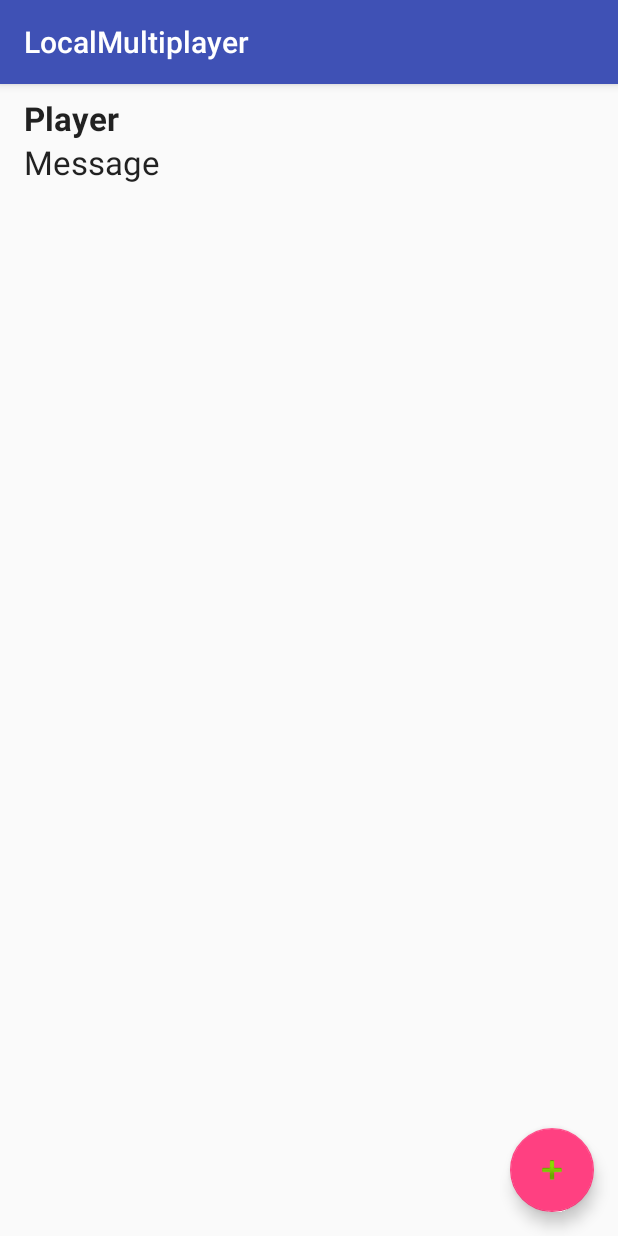
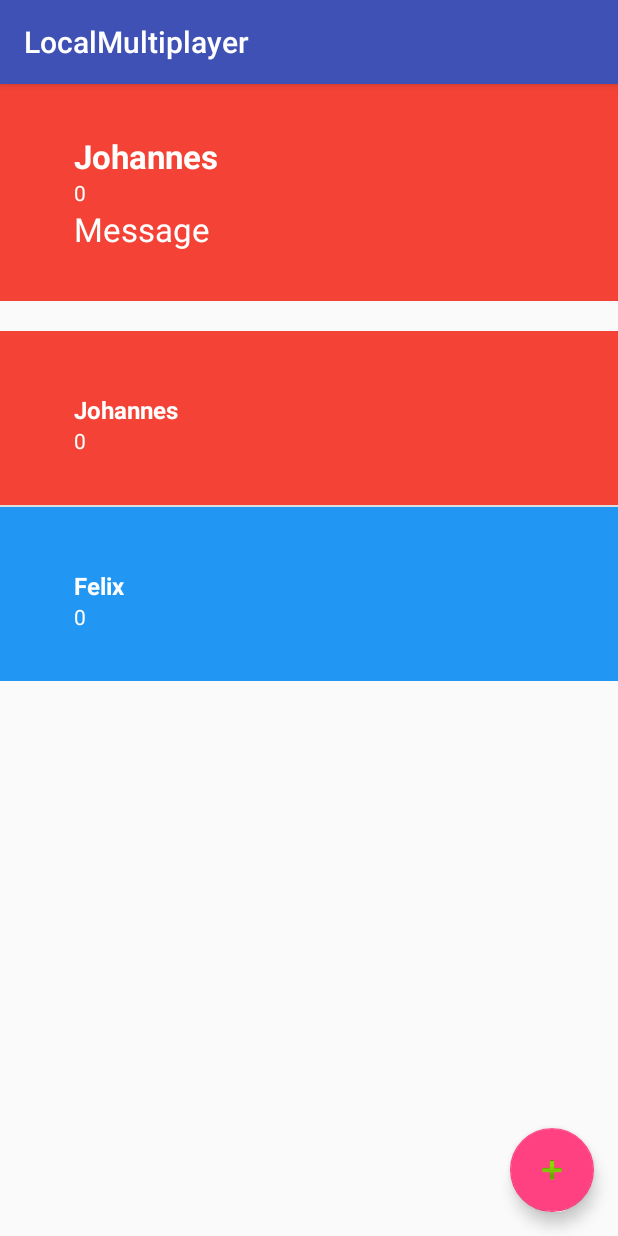
Before and after one commit to Nitschi/hackathon2018, an Android app: the screen it shows after launch (LocalMultiplayer), on a phone screen of 412 x 824 dp. Run offline under Robolectric (Android 15) with nearby library versions, the phone set to English and light mode, and no system bars.

Commit message:
Color factory and optimized view

```diff
--- /dev/null
+++ b/app/src/main/java/com/beertastic/beertastic/ColorFactory.java
@@ -0,0 +1,20 @@
+package com.beertastic.beertastic;
+
+/**
+ * Created by felix on 25/03/18.
+ */
+
+public class ColorFactory {
+    private static int i = 0;
+    private static String[] colors = {"#F44336", "#2196F3", "#FFC107","#4CAF50", "#795548",
+            "#607D8B", "#E91E63", "#9C27B0", "#CDDC39", "#00BCD4"};
+
+    public static String getColor(){
+        // Get new color
+        String color = colors[i%colors.length];
+        // Increase iterator for next request
+        i++;
+        return color;
+    }
+
+}
--- a/app/src/main/java/com/beertastic/beertastic/LocalMultiplayer.java
+++ b/app/src/main/java/com/beertastic/beertastic/LocalMultiplayer.java
@@ -18,15 +18,20 @@ import android.view.inputmethod.InputMethodManager;
 import android.widget.AdapterView;
 import android.widget.ArrayAdapter;
 import android.widget.EditText;
+import android.widget.LinearLayout;
 import android.widget.ListView;
 import android.widget.TextView;
+
+import org.w3c.dom.Text;
 
 import java.util.ArrayList;
 
 public class LocalMultiplayer extends AppCompatActivity {
     ListView listView;
-    private String[] colors = {"#F44336", "#2196F3", "#FFC107","#4CAF50", "#795548",
-            "#607D8B", "#E91E63", "#9C27B0", "#CDDC39", "#00BCD4"};
+    TextView activePlayer;
+    TextView activePlayerScore;
+    TextView gameMessage;
+    LinearLayout gameView;
 
     ArrayList<Player> players;
 
@@ -76,11 +81,30 @@ public class LocalMultiplayer extends AppCompatActivity {
             }
         });
 
-        listView = (ListView) findViewById(R.id.listview_players);
-
         players = new ArrayList<Player>();
         players.add(new Player("Johannes"));
         players.add(new Player("Felix"));
+
+        activePlayer = (TextView) findViewById(R.id.active_player);
+        activePlayerScore = (TextView) findViewById(R.id.active_player_score);
+        gameMessage = (TextView) findViewById(R.id.game_message);
+        activePlayer.setTextColor(getColor(android.R.color.white));
+        activePlayerScore.setTextColor(getColor(android.R.color.white));
+        gameMessage.setTextColor(getColor(android.R.color.white));
+
+        activePlayer.setPadding(50,50,50,0);
+        activePlayerScore.setPadding(50,0,50,0);
+        gameMessage.setPadding(50,0,50,50);
+
+
+        // Method to update stuff called by Alex
+        activePlayer.setText(players.get(0).getName());
+        activePlayerScore.setText(String.valueOf(players.get(0).getScore()));
+
+        gameView = (LinearLayout) findViewById(R.id.gameview);
+        gameView.setBackgroundColor(Color.parseColor(players.get(0).getColor()));
+
+        listView = (ListView) findViewById(R.id.listview_players);
 
         // Define a new Adapter
         // First parameter - Context
@@ -93,9 +117,11 @@ public class LocalMultiplayer extends AppCompatActivity {
             public View getView(int position, View convertView, ViewGroup parent) {
                 // Get the current item from ListView
                 View view = super.getView(position, convertView, parent);
-                position = position % colors.length; // avoid overflow
+
+                //view.setVisibility((position == 0) ? View.INVISIBLE : View.VISIBLE); // hide current player
+
                 // Set list item color from color array
-                view.setBackgroundColor(Color.parseColor(colors[position]));
+                view.setBackgroundColor(Color.parseColor(players.get(position).getColor()));
 
                 TextView text1 = (TextView) view.findViewById(android.R.id.text1);
                 TextView text2 = (TextView) view.findViewById(android.R.id.text2);
--- a/app/src/main/java/com/beertastic/beertastic/Player.java
+++ b/app/src/main/java/com/beertastic/beertastic/Player.java
@@ -7,20 +7,20 @@ import android.graphics.Color;
  */
 
 public class Player {
-    public Player(String name, Color color){
+    public Player(String name){
         this.name = name;
-        this.color = color;
+        this.color = ColorFactory.getColor(); // new color from factory
     }
 
     private String name;
     private int score = 0;
-    private Color color;
+    private String color;
 
-    public Color getColor() {
+    public String getColor() {
         return color;
     }
 
-    public void setColor(Color color) {
+    public void setColor(String color) {
         this.color = color;
     }
 
--- a/app/src/main/res/layout/content_local_multiplayer.xml
+++ b/app/src/main/res/layout/content_local_multiplayer.xml
@@ -12,32 +12,36 @@
         android:layout_width="match_parent"
         android:layout_height="match_parent"
         android:orientation="vertical">
-        <LinearLayout
+        <LinearLayout android:id="@+id/gameview"
             android:layout_width="match_parent"
             android:layout_height="wrap_content"
             android:orientation="vertical"
-            android:minHeight="?attr/listPreferredItemHeight"
-            android:mode="twoLine"
             android:paddingStart="?android:listPreferredItemPaddingStart"
             android:paddingEnd="?android:listPreferredItemPaddingEnd">
 
-            <TextView android:id="@+id/activeplayer"
+            <TextView android:id="@+id/active_player"
                 android:layout_width="match_parent"
                 android:layout_height="wrap_content"
-                android:layout_marginTop="8dp"
                 android:textAppearance="?attr/textAppearanceListItem"
                 android:text="Player"
                 android:textStyle="bold"
-                style="@android:style/TextAppearance.Large"/>
-
-            <TextView android:id="@+id/gamemessage"
+                style="@android:style/TextAppearance.Large" />
+            <TextView android:id="@+id/active_player_score"
                 android:layout_width="match_parent"
                 android:layout_height="wrap_content"
-                android:textAppearance="?attr/textAppearanceListItemSecondary"
+                android:text="Score"
+                style="@android:style/TextAppearance.Small"/>
+
+            <TextView android:id="@+id/game_message"
+                android:layout_width="match_parent"
+                android:layout_height="wrap_content"
                 android:text="Message"
                 style="@android:style/TextAppearance.Large"/>
 
         </LinearLayout>
+        <Space
+            android:layout_width="match_parent"
+            android:layout_height="20dp" />
 
         <ListView
             android:id="@+id/listview_players"
```
